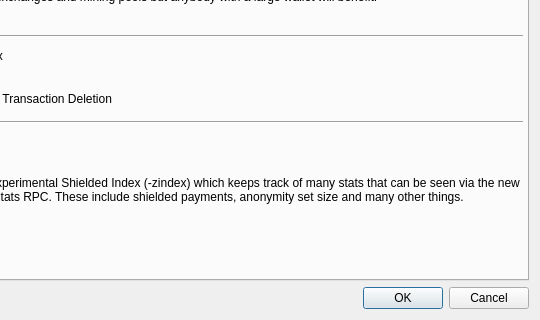
Before: the Qt Designer form src/settings.ui in hushmirror/SilentDragon, drawn with Qt 5; both pictures show x 83 to 623 and y 333 to 653 of the 623 by 653 pixel window.
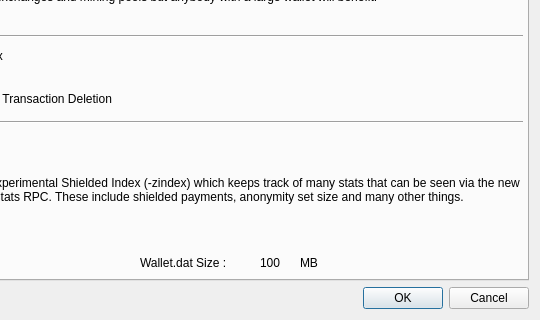
After: the same form once the commit is applied.

Commit message: show wallet.dat size on Settings tab

Patch:
```diff
--- a/src/settings.ui
+++ b/src/settings.ui
@@ -919,6 +919,45 @@
         <string>Zindex </string>
        </property>
       </widget>
+      <widget class="QLabel" name="WalletSize">
+       <property name="geometry">
+        <rect>
+         <x>330</x>
+         <y>550</y>
+         <width>51</width>
+         <height>17</height>
+        </rect>
+       </property>
+       <property name="text">
+        <string>100</string>
+       </property>
+      </widget>
+      <widget class="QLabel" name="label_22">
+       <property name="geometry">
+        <rect>
+         <x>210</x>
+         <y>550</y>
+         <width>111</width>
+         <height>17</height>
+        </rect>
+       </property>
+       <property name="text">
+        <string>Wallet.dat Size :</string>
+       </property>
+      </widget>
+      <widget class="QLabel" name="label_46">
+       <property name="geometry">
+        <rect>
+         <x>370</x>
+         <y>550</y>
+         <width>41</width>
+         <height>17</height>
+        </rect>
+       </property>
+       <property name="text">
+        <string>MB</string>
+       </property>
+      </widget>
      </widget>
     </widget>
    </item>
```
The commit also changes 1 other file.
